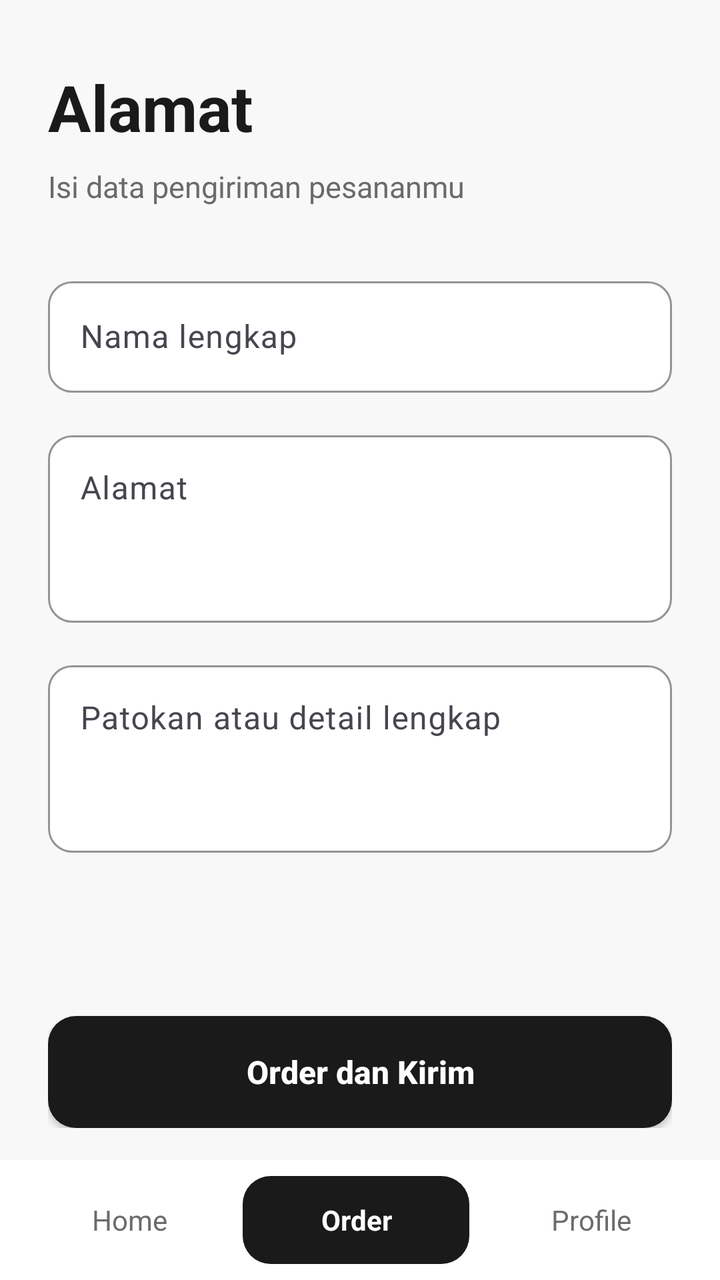
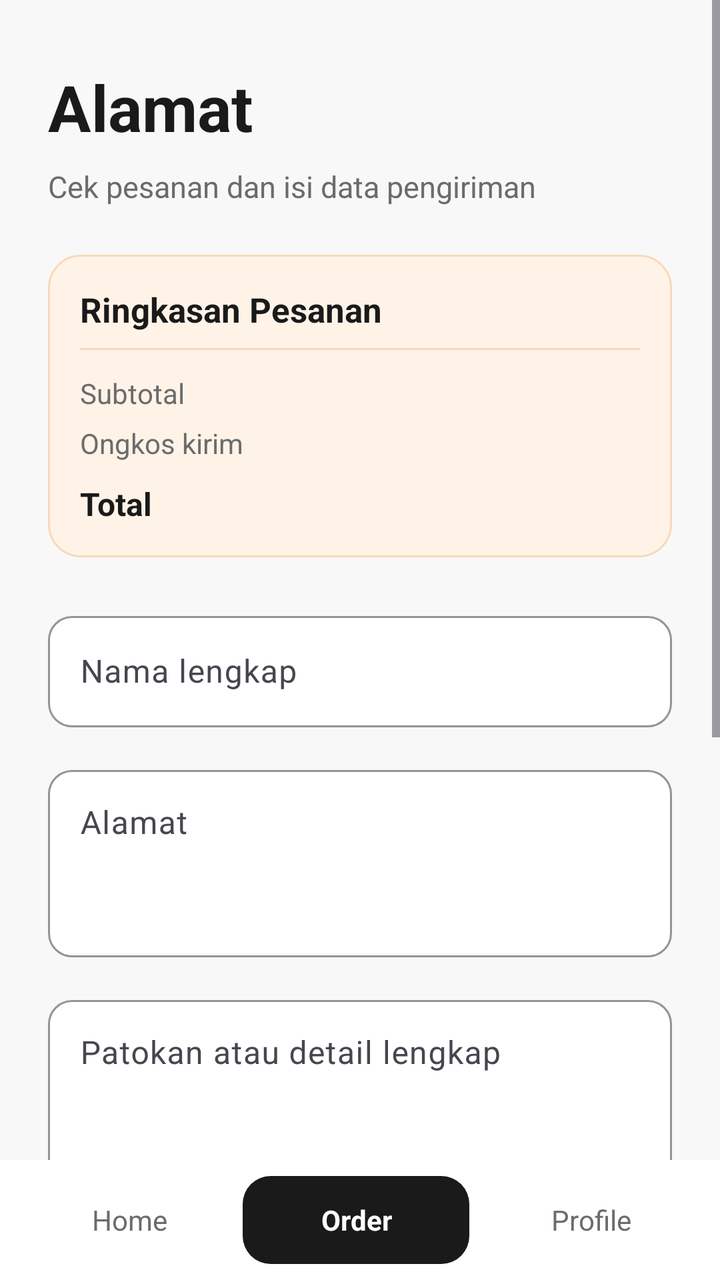

Screens rendered from an Android XML layout before and after an edit, with the pre-edit source and the edit as a unified diff.
<!-- AndroidManifest.xml: application theme Theme.KopiDanNyemil -->
<!-- res/layout/activity_address.xml -->
<?xml version="1.0" encoding="utf-8"?>
<LinearLayout
    xmlns:android="http://schemas.android.com/apk/res/android"
    xmlns:app="http://schemas.android.com/apk/res-auto"
    android:layout_width="match_parent"
    android:layout_height="match_parent"
    android:background="@color/background"
    android:orientation="vertical">

    <ScrollView
        android:layout_width="match_parent"
        android:layout_height="0dp"
        android:layout_weight="1"
        android:fillViewport="true">

        <LinearLayout
            android:layout_width="match_parent"
            android:layout_height="match_parent"
            android:orientation="vertical"
            android:paddingStart="24dp"
            android:paddingEnd="24dp"
            android:paddingTop="32dp"
            android:paddingBottom="16dp">

            <TextView
                android:layout_width="wrap_content"
                android:layout_height="wrap_content"
                android:text="Alamat"
                android:textColor="@color/black"
                android:textSize="32sp"
                android:textStyle="bold" />

            <TextView
                android:layout_width="wrap_content"
                android:layout_height="wrap_content"
                android:layout_marginTop="8dp"
                android:text="Isi data pengiriman pesananmu"
                android:textColor="@color/gray_text"
                android:textSize="15sp" />

            <com.google.android.material.textfield.TextInputLayout
                android:id="@+id/tilName"
                style="@style/Widget.Material3.TextInputLayout.OutlinedBox"
                android:layout_width="match_parent"
                android:layout_height="wrap_content"
                android:layout_marginTop="32dp"
                android:hint="Nama lengkap"
                app:boxBackgroundColor="@color/white"
                app:boxCornerRadiusBottomEnd="12dp"
                app:boxCornerRadiusBottomStart="12dp"
                app:boxCornerRadiusTopEnd="12dp"
                app:boxCornerRadiusTopStart="12dp"
                app:boxStrokeColor="@color/black"
                app:hintTextColor="@color/black">

                <com.google.android.material.textfield.TextInputEditText
                    android:id="@+id/etName"
                    android:layout_width="match_parent"
                    android:layout_height="wrap_content"
                    android:inputType="textPersonName|textCapWords"
                    android:maxLines="1"
                    android:textColor="@color/black" />
            </com.google.android.material.textfield.TextInputLayout>

            <com.google.android.material.textfield.TextInputLayout
                android:id="@+id/tilAddress"
                style="@style/Widget.Material3.TextInputLayout.OutlinedBox"
                android:layout_width="match_parent"
                android:layout_height="wrap_content"
                android:layout_marginTop="16dp"
                android:hint="Alamat"
                app:boxBackgroundColor="@color/white"
                app:boxCornerRadiusBottomEnd="12dp"
                app:boxCornerRadiusBottomStart="12dp"
                app:boxCornerRadiusTopEnd="12dp"
                app:boxCornerRadiusTopStart="12dp"
                app:boxStrokeColor="@color/black"
                app:hintTextColor="@color/black">

                <com.google.android.material.textfield.TextInputEditText
                    android:id="@+id/etAddress"
                    android:layout_width="match_parent"
                    android:layout_height="wrap_content"
                    android:gravity="top"
                    android:inputType="textMultiLine|textCapSentences"
                    android:minLines="3"
                    android:textColor="@color/black" />
            </com.google.android.material.textfield.TextInputLayout>

            <com.google.android.material.textfield.TextInputLayout
                android:id="@+id/tilDetail"
                style="@style/Widget.Material3.TextInputLayout.OutlinedBox"
                android:layout_width="match_parent"
                android:layout_height="wrap_content"
                android:layout_marginTop="16dp"
                android:hint="Patokan atau detail lengkap"
                app:boxBackgroundColor="@color/white"
                app:boxCornerRadiusBottomEnd="12dp"
                app:boxCornerRadiusBottomStart="12dp"
                app:boxCornerRadiusTopEnd="12dp"
                app:boxCornerRadiusTopStart="12dp"
                app:boxStrokeColor="@color/black"
                app:hintTextColor="@color/black">

                <com.google.android.material.textfield.TextInputEditText
                    android:id="@+id/etDetail"
                    android:layout_width="match_parent"
                    android:layout_height="wrap_content"
                    android:gravity="top"
                    android:inputType="textMultiLine|textCapSentences"
                    android:minLines="3"
                    android:textColor="@color/black" />
            </com.google.android.material.textfield.TextInputLayout>

            <View
                android:layout_width="match_parent"
                android:layout_height="0dp"
                android:layout_weight="1" />

            <androidx.appcompat.widget.AppCompatButton
                android:id="@+id/btnOrder"
                android:layout_width="match_parent"
                android:layout_height="56dp"
                android:layout_marginTop="24dp"
                android:background="@drawable/bg_button"
                android:gravity="center"
                android:minHeight="0dp"
                android:paddingTop="0dp"
                android:paddingBottom="0dp"
                android:text="Order dan Kirim"
                android:textAllCaps="false"
                android:textColor="@color/white"
                android:textSize="16sp"
                android:textStyle="bold" />
        </LinearLayout>
    </ScrollView>

    <LinearLayout
        android:layout_width="match_parent"
        android:layout_height="wrap_content"
        android:background="@color/white"
        android:orientation="horizontal"
        android:padding="8dp">

        <TextView
            android:id="@+id/tabHome"
            android:layout_width="0dp"
            android:layout_height="44dp"
            android:layout_weight="1"
            android:gravity="center"
            android:text="Home"
            android:textColor="@color/gray_text" />

        <TextView
            android:id="@+id/tabOrder"
            android:layout_width="0dp"
            android:layout_height="44dp"
            android:layout_marginEnd="4dp"
            android:layout_weight="1"
            android:background="@drawable/bg_button"
            android:gravity="center"
            android:text="Order"
            android:textColor="@color/white"
            android:textStyle="bold" />

        <TextView
            android:id="@+id/tabProfile"
            android:layout_width="0dp"
            android:layout_height="44dp"
            android:layout_weight="1"
            android:gravity="center"
            android:text="Profile"
            android:textColor="@color/gray_text" />
    </LinearLayout>
</LinearLayout>
<!-- resources referenced by this layout -->
<resources>
  <color name="background">#F8F8F8</color>
  <color name="black">#1A1A1A</color>
  <color name="gray_text">#6B6B6B</color>
  <color name="white">#FFFFFF</color>
  <!-- drawable bg_button (drawable) -->
  <?xml version="1.0" encoding="utf-8"?>
  <shape xmlns:android="http://schemas.android.com/apk/res/android">
      <solid android:color="@color/black" />
      <corners android:radius="14dp" />
  </shape>
  <style name="Theme.KopiDanNyemil" parent="Theme.Material3.Light.NoActionBar">
          <item name="colorPrimary">@color/black</item>
          <item name="android:statusBarColor">@color/background</item>
          <item name="android:windowLightStatusBar">true</item>
          <item name="android:windowBackground">@color/background</item>
          <item name="android:windowAnimationStyle">@style/ActivityAnim</item>
      </style>
  <style name="ActivityAnim" parent="@android:style/Animation.Activity">
          <item name="android:activityOpenEnterAnimation">@anim/slide_in_right</item>
          <item name="android:activityOpenExitAnimation">@anim/slide_out_left</item>
          <item name="android:activityCloseEnterAnimation">@anim/slide_in_left</item>
          <item name="android:activityCloseExitAnimation">@anim/slide_out_right</item>
      </style>
</resources>

<!-- the commit's change to res/layout/activity_address.xml (unified diff, before → after) -->
@@ -15,11 +15,11 @@
 
         <LinearLayout
             android:layout_width="match_parent"
-            android:layout_height="match_parent"
+            android:layout_height="wrap_content"
             android:orientation="vertical"
             android:paddingStart="24dp"
+            android:paddingTop="32dp"
             android:paddingEnd="24dp"
-            android:paddingTop="32dp"
             android:paddingBottom="16dp">
 
             <TextView
@@ -34,83 +34,269 @@
                 android:layout_width="wrap_content"
                 android:layout_height="wrap_content"
                 android:layout_marginTop="8dp"
-                android:text="Isi data pengiriman pesananmu"
+                android:text="Cek pesanan dan isi data pengiriman"
                 android:textColor="@color/gray_text"
                 android:textSize="15sp" />
 
-            <com.google.android.material.textfield.TextInputLayout
-                android:id="@+id/tilName"
-                style="@style/Widget.Material3.TextInputLayout.OutlinedBox"
+            
+            <LinearLayout
+                android:id="@+id/cardEmpty"
                 android:layout_width="match_parent"
                 android:layout_height="wrap_content"
-                android:layout_marginTop="32dp"
-                android:hint="Nama lengkap"
-                app:boxBackgroundColor="@color/white"
-                app:boxCornerRadiusBottomEnd="12dp"
-                app:boxCornerRadiusBottomStart="12dp"
-                app:boxCornerRadiusTopEnd="12dp"
-                app:boxCornerRadiusTopStart="12dp"
-                app:boxStrokeColor="@color/black"
-                app:hintTextColor="@color/black">
-
-                <com.google.android.material.textfield.TextInputEditText
-                    android:id="@+id/etName"
-                    android:layout_width="match_parent"
-                    android:layout_height="wrap_content"
-                    android:inputType="textPersonName|textCapWords"
-                    android:maxLines="1"
-                    android:textColor="@color/black" />
-            </com.google.android.material.textfield.TextInputLayout>
-
-            <com.google.android.material.textfield.TextInputLayout
-                android:id="@+id/tilAddress"
-                style="@style/Widget.Material3.TextInputLayout.OutlinedBox"
+                android:layout_marginTop="24dp"
+                android:background="@drawable/bg_card_menu"
+                android:gravity="center"
+                android:orientation="vertical"
+                android:padding="28dp"
+                android:visibility="gone">
+
+                <TextView
+                    android:layout_width="wrap_content"
+                    android:layout_height="wrap_content"
+                    android:text="🛒"
+                    android:textSize="40sp" />
+
+                <TextView
+                    android:layout_width="wrap_content"
+                    android:layout_height="wrap_content"
+                    android:layout_marginTop="8dp"
+                    android:text="Keranjang masih kosong"
+                    android:textColor="@color/black"
+                    android:textSize="16sp"
+                    android:textStyle="bold" />
+
+                <TextView
+                    android:layout_width="wrap_content"
+                    android:layout_height="wrap_content"
+                    android:layout_marginTop="4dp"
+                    android:gravity="center"
+                    android:text="Pilih menu favoritmu dulu di halaman Home"
+                    android:textColor="@color/gray_text"
+                    android:textSize="13sp" />
+            </LinearLayout>
+
+            
+            <LinearLayout
+                android:id="@+id/layoutContent"
                 android:layout_width="match_parent"
                 android:layout_height="wrap_content"
-                android:layout_marginTop="16dp"
-                android:hint="Alamat"
-                app:boxBackgroundColor="@color/white"
-                app:boxCornerRadiusBottomEnd="12dp"
-                app:boxCornerRadiusBottomStart="12dp"
-                app:boxCornerRadiusTopEnd="12dp"
-                app:boxCornerRadiusTopStart="12dp"
-                app:boxStrokeColor="@color/black"
-                app:hintTextColor="@color/black">
-
-                <com.google.android.material.textfield.TextInputEditText
-                    android:id="@+id/etAddress"
-                    android:layout_width="match_parent"
-                    android:layout_height="wrap_content"
-                    android:gravity="top"
-                    android:inputType="textMultiLine|textCapSentences"
-                    android:minLines="3"
-                    android:textColor="@color/black" />
-            </com.google.android.material.textfield.TextInputLayout>
-
-            <com.google.android.material.textfield.TextInputLayout
-                android:id="@+id/tilDetail"
-                style="@style/Widget.Material3.TextInputLayout.OutlinedBox"
-                android:layout_width="match_parent"
-                android:layout_height="wrap_content"
-                android:layout_marginTop="16dp"
-                android:hint="Patokan atau detail lengkap"
-                app:boxBackgroundColor="@color/white"
-                app:boxCornerRadiusBottomEnd="12dp"
-                app:boxCornerRadiusBottomStart="12dp"
-                app:boxCornerRadiusTopEnd="12dp"
-                app:boxCornerRadiusTopStart="12dp"
-                app:boxStrokeColor="@color/black"
-                app:hintTextColor="@color/black">
-
-                <com.google.android.material.textfield.TextInputEditText
-                    android:id="@+id/etDetail"
-                    android:layout_width="match_parent"
-                    android:layout_height="wrap_content"
-                    android:gravity="top"
-                    android:inputType="textMultiLine|textCapSentences"
-                    android:minLines="3"
-                    android:textColor="@color/black" />
-            </com.google.android.material.textfield.TextInputLayout>
+                android:orientation="vertical">
+
+                <LinearLayout
+                    android:layout_width="match_parent"
+                    android:layout_height="wrap_content"
+                    android:layout_marginTop="24dp"
+                    android:background="@drawable/bg_card_menu"
+                    android:orientation="vertical"
+                    android:padding="16dp">
+
+                    <TextView
+                        android:layout_width="wrap_content"
+                        android:layout_height="wrap_content"
+                        android:text="Ringkasan Pesanan"
+                        android:textColor="@color/black"
+                        android:textSize="17sp"
+                        android:textStyle="bold" />
+
+                    <LinearLayout
+                        android:id="@+id/llItems"
+                        android:layout_width="match_parent"
+                        android:layout_height="wrap_content"
+                        android:orientation="vertical" />
+
+                    <View
+                        android:layout_width="match_parent"
+                        android:layout_height="1dp"
+                        android:layout_marginTop="8dp"
+                        android:layout_marginBottom="12dp"
+                        android:background="@color/orange_border" />
+
+                    <LinearLayout
+                        android:layout_width="match_parent"
+                        android:layout_height="wrap_content"
+                        android:orientation="horizontal">
+
+                        <TextView
+                            android:layout_width="0dp"
+                            android:layout_height="wrap_content"
+                            android:layout_weight="1"
+                            android:text="Subtotal"
+                            android:textColor="@color/gray_text" />
+
+                        <TextView
+                            android:id="@+id/tvSubtotal"
+                            android:layout_width="wrap_content"
+                            android:layout_height="wrap_content"
+                            android:textColor="@color/black" />
+                    </LinearLayout>
+
+                    <LinearLayout
+                        android:layout_width="match_parent"
+                        android:layout_height="wrap_content"
+                        android:layout_marginTop="6dp"
+                        android:orientation="horizontal">
+
+                        <TextView
+                            android:layout_width="0dp"
+                            android:layout_height="wrap_content"
+                            android:layout_weight="1"
+                            android:text="Ongkos kirim"
+                            android:textColor="@color/gray_text" />
+
+                        <TextView
+                            android:id="@+id/tvShipping"
+                            android:layout_width="wrap_content"
+                            android:layout_height="wrap_content"
+                            android:textColor="@color/black" />
+                    </LinearLayout>
+
+                    <LinearLayout
+                        android:layout_width="match_parent"
+                        android:layout_height="wrap_content"
+                        android:layout_marginTop="10dp"
+                        android:orientation="horizontal">
+
+                        <TextView
+                            android:layout_width="0dp"
+                            android:layout_height="wrap_content"
+                            android:layout_weight="1"
+                            android:text="Total"
+                            android:textColor="@color/black"
+                            android:textSize="16sp"
+                            android:textStyle="bold" />
+
+                        <TextView
+                            android:id="@+id/tvTotal"
+                            android:layout_width="wrap_content"
+                            android:layout_height="wrap_content"
+                            android:textColor="@color/brown"
+                            android:textSize="16sp"
+                            android:textStyle="bold" />
+                    </LinearLayout>
+                </LinearLayout>
+
+                <com.google.android.material.textfield.TextInputLayout
+                    android:id="@+id/tilName"
+                    style="@style/Widget.Material3.TextInputLayout.OutlinedBox"
+                    android:layout_width="match_parent"
+                    android:layout_height="wrap_content"
+                    android:layout_marginTop="24dp"
+                    android:hint="Nama lengkap"
+                    app:boxBackgroundColor="@color/white"
+                    app:boxCornerRadiusBottomEnd="12dp"
+                    app:boxCornerRadiusBottomStart="12dp"
+                    app:boxCornerRadiusTopEnd="12dp"
+                    app:boxCornerRadiusTopStart="12dp"
+                    app:boxStrokeColor="@color/black"
+                    app:hintTextColor="@color/black">
+
+                    <com.google.android.material.textfield.TextInputEditText
+                        android:id="@+id/etName"
+                        android:layout_width="match_parent"
+                        android:layout_height="wrap_content"
+                        android:inputType="textPersonName|textCapWords"
+                        android:maxLines="1"
+                        android:textColor="@color/black" />
+                </com.google.android.material.textfield.TextInputLayout>
+
+                <com.google.android.material.textfield.TextInputLayout
+                    android:id="@+id/tilAddress"
+                    style="@style/Widget.Material3.TextInputLayout.OutlinedBox"
+                    android:layout_width="match_parent"
+                    android:layout_height="wrap_content"
+                    android:layout_marginTop="16dp"
+                    android:hint="Alamat"
+                    app:boxBackgroundColor="@color/white"
+                    app:boxCornerRadiusBottomEnd="12dp"
+                    app:boxCornerRadiusBottomStart="12dp"
+                    app:boxCornerRadiusTopEnd="12dp"
+                    app:boxCornerRadiusTopStart="12dp"
+                    app:boxStrokeColor="@color/black"
+                    app:hintTextColor="@color/black">
+
+                    <com.google.android.material.textfield.TextInputEditText
+                        android:id="@+id/etAddress"
+                        android:layout_width="match_parent"
+                        android:layout_height="wrap_content"
+                        android:gravity="top"
+                        android:inputType="textMultiLine|textCapSentences"
+                        android:minLines="3"
+                        android:textColor="@color/black" />
+                </com.google.android.material.textfield.TextInputLayout>
+
+                <com.google.android.material.textfield.TextInputLayout
+                    android:id="@+id/tilDetail"
+                    style="@style/Widget.Material3.TextInputLayout.OutlinedBox"
+                    android:layout_width="match_parent"
+                    android:layout_height="wrap_content"
+                    android:layout_marginTop="16dp"
+                    android:hint="Patokan atau detail lengkap"
+                    app:boxBackgroundColor="@color/white"
+                    app:boxCornerRadiusBottomEnd="12dp"
+                    app:boxCornerRadiusBottomStart="12dp"
+                    app:boxCornerRadiusTopEnd="12dp"
+                    app:boxCornerRadiusTopStart="12dp"
+                    app:boxStrokeColor="@color/black"
+                    app:hintTextColor="@color/black">
+
+                    <com.google.android.material.textfield.TextInputEditText
+                        android:id="@+id/etDetail"
+                        android:layout_width="match_parent"
+                        android:layout_height="wrap_content"
+                        android:gravity="top"
+                        android:inputType="textMultiLine|textCapSentences"
+                        android:minLines="3"
+                        android:textColor="@color/black" />
+                </com.google.android.material.textfield.TextInputLayout>
+
+                <TextView
+                    android:layout_width="wrap_content"
+                    android:layout_height="wrap_content"
+                    android:layout_marginTop="24dp"
+                    android:text="Metode Pembayaran"
+                    android:textColor="@color/black"
+                    android:textSize="17sp"
+                    android:textStyle="bold" />
+
+                <RadioGroup
+                    android:id="@+id/rgPayment"
+                    android:layout_width="match_parent"
+                    android:layout_height="wrap_content"
+                    android:layout_marginTop="8dp"
+                    android:background="@drawable/bg_input"
+                    android:orientation="vertical"
+                    android:padding="12dp">
+
+                    <RadioButton
+                        android:id="@+id/rbCod"
+                        android:layout_width="match_parent"
+                        android:layout_height="wrap_content"
+                        android:buttonTint="@color/black"
+                        android:checked="true"
+                        android:text="Bayar di tempat (COD)"
+                        android:textColor="@color/black" />
+
+                    <RadioButton
+                        android:id="@+id/rbQris"
+                        android:layout_width="match_parent"
+                        android:layout_height="wrap_content"
+                        android:buttonTint="@color/black"
+                        android:text="QRIS"
+                        android:textColor="@color/black" />
+
+                    <RadioButton
+                        android:id="@+id/rbTransfer"
+                        android:layout_width="match_parent"
+                        android:layout_height="wrap_content"
+                        android:buttonTint="@color/black"
+                        android:text="Transfer bank"
+                        android:paddingStart="8dp"
+                        android:paddingTop="6dp"
+                        android:paddingBottom="6dp"
+                        android:textSize="15sp"
+                        android:textColor="@color/black" />
+                </RadioGroup>
+            </LinearLayout>
 
             <View
                 android:layout_width="match_parent"
<!-- resource entries referenced after the edit -->
@@ -2,13 +2,29 @@
 <resources>
   <color name="background">#F8F8F8</color>
   <color name="black">#1A1A1A</color>
+  <color name="brown">#B45309</color>
   <color name="gray_text">#6B6B6B</color>
+  <color name="orange_border">#F8D9B8</color>
   <color name="white">#FFFFFF</color>
   <!-- drawable bg_button (drawable) -->
   <?xml version="1.0" encoding="utf-8"?>
   <shape xmlns:android="http://schemas.android.com/apk/res/android">
       <solid android:color="@color/black" />
       <corners android:radius="14dp" />
+  </shape>
+  <!-- drawable bg_card_menu (drawable) -->
+  <?xml version="1.0" encoding="utf-8"?>
+  <shape xmlns:android="http://schemas.android.com/apk/res/android">
+      <solid android:color="@color/orange_light" />
+      <stroke android:width="1dp" android:color="@color/orange_border" />
+      <corners android:radius="16dp" />
+  </shape>
+  <!-- drawable bg_input (drawable) -->
+  <?xml version="1.0" encoding="utf-8"?>
+  <shape xmlns:android="http://schemas.android.com/apk/res/android">
+      <solid android:color="@color/white" />
+      <stroke android:width="1dp" android:color="@color/gray_border" />
+      <corners android:radius="12dp" />
   </shape>
   <style name="Theme.KopiDanNyemil" parent="Theme.Material3.Light.NoActionBar">
           <item name="colorPrimary">@color/black</item>
@@ -17,6 +33,8 @@
           <item name="android:windowBackground">@color/background</item>
           <item name="android:windowAnimationStyle">@style/ActivityAnim</item>
       </style>
+  <color name="orange_light">#FFF3E8</color>
+  <color name="gray_border">#CFCFCF</color>
   <style name="ActivityAnim" parent="@android:style/Animation.Activity">
           <item name="android:activityOpenEnterAnimation">@anim/slide_in_right</item>
           <item name="android:activityOpenExitAnimation">@anim/slide_out_left</item>
